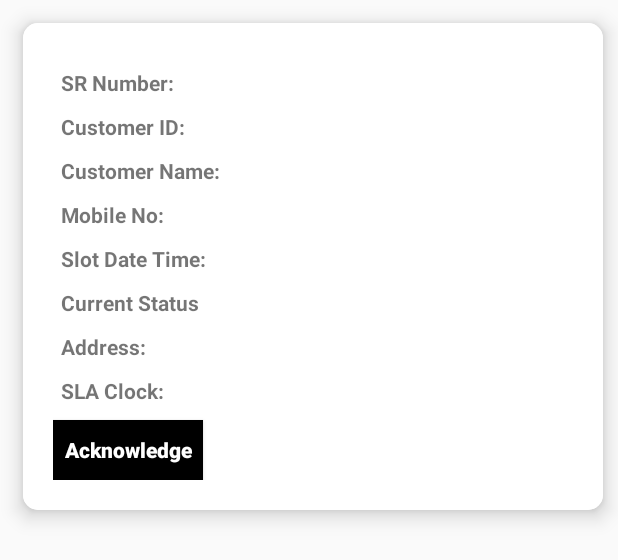
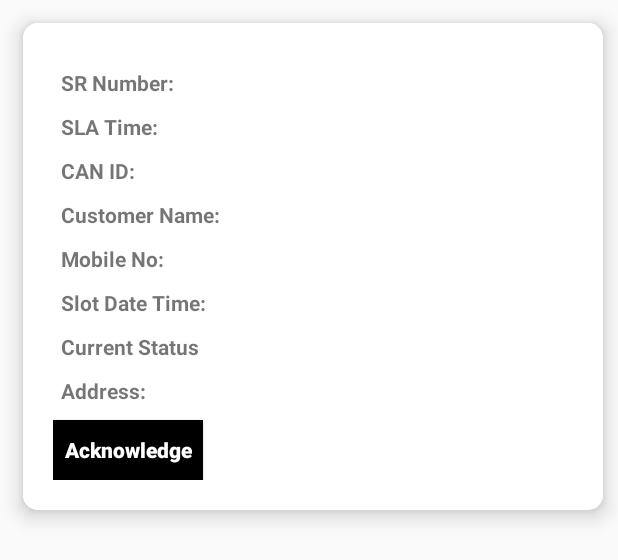
Before and after one commit to harvinAndroid/Spectra-FieldForceApp, an Android app: the layout movie_list_row.xml on its own in the app's theme, with its tools: preview values and no code run, on a phone screen of 412 x 824 dp. Shown: the top 560 px of the screen. Run offline under Robolectric (Android 15) with nearby library versions, the phone set to English and light mode, and no system bars.

Commit message:
label change

```diff
--- a/app/src/main/java/com/spectra/fieldforce/MainActivity.java
+++ b/app/src/main/java/com/spectra/fieldforce/MainActivity.java
@@ -45,6 +45,7 @@ public class MainActivity extends AppCompatActivity implements NavigationView.On
         super.onCreate(savedInstanceState);
         activity = this;
         prefConfig = new PrefConfig(activity);
+        //setContentView(R.layout.fragment_login);
         setContentView(R.layout.main_activity);
 
         if (Build.VERSION.SDK_INT >= Build.VERSION_CODES.O) {
--- a/app/src/main/res/layout/movie_list_row.xml
+++ b/app/src/main/res/layout/movie_list_row.xml
@@ -43,14 +43,32 @@
             android:layout_below="@id/srNumber"
             android:layout_marginLeft="5dp"
             android:layout_marginTop="10dp"
-            android:text="Customer ID:"
+            android:text="SLA Time:"
+            android:textStyle="bold" />
+
+        <TextView
+            android:id="@+id/slaClock"
+            android:layout_width="200dp"
+            android:layout_height="wrap_content"
+            android:layout_below="@id/srNumber"
+            android:layout_marginLeft="120dp"
+            android:layout_marginTop="10dp"
+            android:textIsSelectable="true" />
+
+        <TextView
+            android:layout_width="135dp"
+            android:layout_height="wrap_content"
+            android:layout_below="@id/slaClock"
+            android:layout_marginLeft="5dp"
+            android:layout_marginTop="10dp"
+            android:text="CAN ID:"
             android:textStyle="bold" />
 
         <TextView
             android:id="@+id/customerId"
             android:layout_width="200dp"
             android:layout_height="wrap_content"
-            android:layout_below="@id/srNumber"
+            android:layout_below="@id/slaClock"
             android:layout_marginLeft="120dp"
             android:layout_marginTop="10dp"
             android:textIsSelectable="true" />
@@ -147,35 +165,17 @@
             android:layout_marginTop="10dp"
             android:textIsSelectable="true" />
 
-        <TextView
-            android:layout_width="135dp"
-            android:layout_height="wrap_content"
-            android:layout_below="@id/customerAddress"
-            android:layout_marginLeft="5dp"
-            android:layout_marginTop="10dp"
-            android:text="SLA Clock:"
-            android:textStyle="bold" />
-
-        <TextView
-            android:id="@+id/slaClock"
-            android:layout_width="200dp"
-            android:layout_height="wrap_content"
-            android:layout_below="@id/customerAddress"
-            android:layout_marginLeft="120dp"
-            android:layout_marginTop="10dp"
-            android:textIsSelectable="true" />
-
         <Button
             android:id="@+id/btnView"
             android:layout_width="100dp"
             android:layout_height="40dp"
-            android:layout_below="@id/slaClock"
+            android:layout_below="@id/customerAddress"
             android:layout_marginTop="10dp"
             android:background="@color/colorBlack"
             android:text="Acknowledge"
             android:textAllCaps="false"
             android:textColor="@color/colorWhite"
-            android:textStyle="bold"></Button>
+            android:textStyle="bold" />
 
     </RelativeLayout>
 </androidx.cardview.widget.CardView>
```
Also changed, not shown: app/src/main/java/com/spectra/fieldforce/LoginActivity.java (+6 -1 lines), app/src/main/java/com/spectra/fieldforce/SRDetail.java (+19 -13 lines), app/src/main/res/layout/fragment_s_r_detail.xml (+9 -7 lines).
